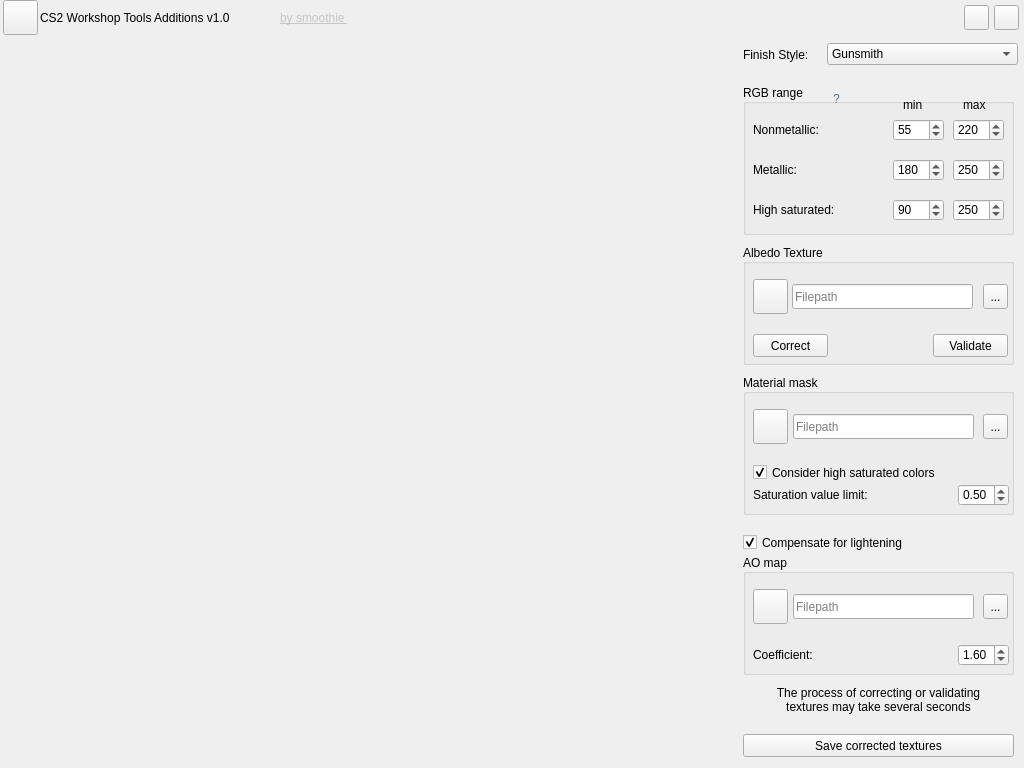
The window that UI/ui_form.ui (smoothie-ws/CS2-Workshop-Tools-Additions) describes before a commit, drawn with Qt 5.
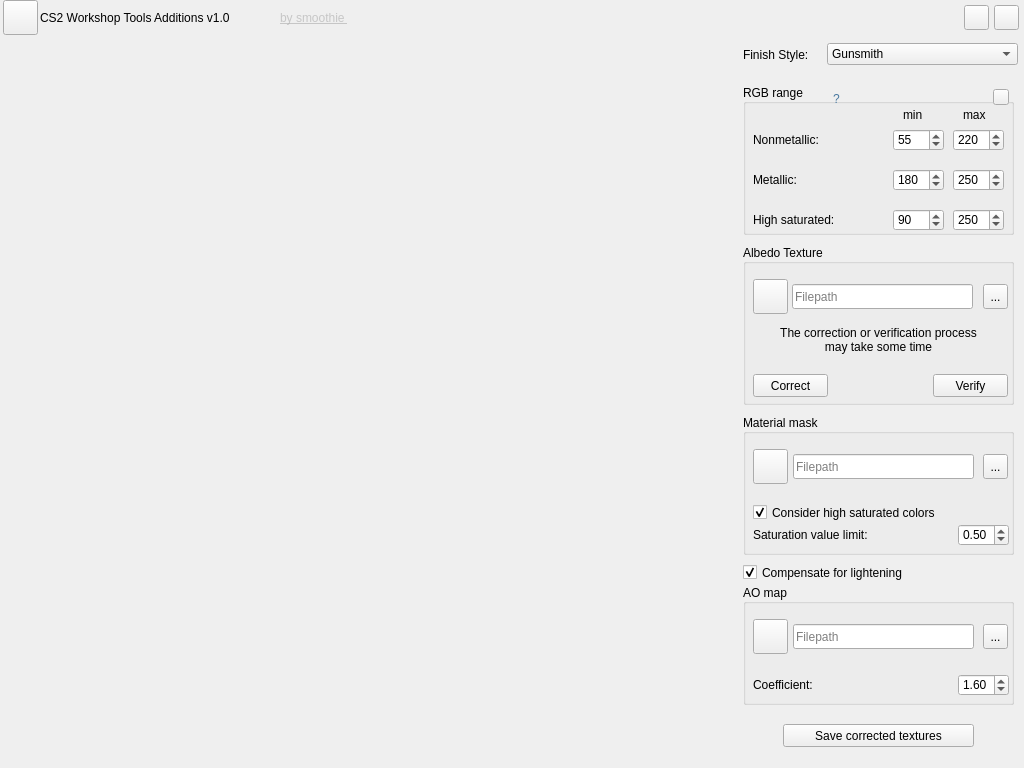
The same window after the commit. Icons and pictures are not drawn.

Patch:
```diff
--- a/UI/ui_form.ui
+++ b/UI/ui_form.ui
@@ -313,7 +313,7 @@
      <property name="geometry">
       <rect>
        <x>10</x>
-       <y>480</y>
+       <y>510</y>
        <width>271</width>
        <height>121</height>
       </rect>
@@ -480,7 +480,7 @@
       <property name="geometry">
        <rect>
         <x>10</x>
-        <y>35</y>
+        <y>45</y>
         <width>101</width>
         <height>21</height>
        </rect>
@@ -496,7 +496,7 @@
       <property name="geometry">
        <rect>
         <x>10</x>
-        <y>75</y>
+        <y>85</y>
         <width>111</width>
         <height>21</height>
        </rect>
@@ -512,7 +512,7 @@
       <property name="geometry">
        <rect>
         <x>10</x>
-        <y>115</y>
+        <y>125</y>
         <width>151</width>
         <height>21</height>
        </rect>
@@ -528,7 +528,7 @@
       <property name="geometry">
        <rect>
         <x>150</x>
-        <y>35</y>
+        <y>45</y>
         <width>51</width>
         <height>22</height>
        </rect>
@@ -547,7 +547,7 @@
       <property name="geometry">
        <rect>
         <x>160</x>
-        <y>10</y>
+        <y>20</y>
         <width>31</width>
         <height>21</height>
        </rect>
@@ -563,7 +563,7 @@
       <property name="geometry">
        <rect>
         <x>210</x>
-        <y>35</y>
+        <y>45</y>
         <width>51</width>
         <height>22</height>
        </rect>
@@ -582,7 +582,7 @@
       <property name="geometry">
        <rect>
         <x>220</x>
-        <y>10</y>
+        <y>20</y>
         <width>31</width>
         <height>21</height>
        </rect>
@@ -598,7 +598,7 @@
       <property name="geometry">
        <rect>
         <x>150</x>
-        <y>75</y>
+        <y>85</y>
         <width>51</width>
         <height>22</height>
        </rect>
@@ -617,7 +617,7 @@
       <property name="geometry">
        <rect>
         <x>210</x>
-        <y>75</y>
+        <y>85</y>
         <width>51</width>
         <height>22</height>
        </rect>
@@ -636,7 +636,7 @@
       <property name="geometry">
        <rect>
         <x>150</x>
-        <y>115</y>
+        <y>125</y>
         <width>51</width>
         <height>22</height>
        </rect>
@@ -655,7 +655,7 @@
       <property name="geometry">
        <rect>
         <x>210</x>
-        <y>115</y>
+        <y>125</y>
         <width>51</width>
         <height>22</height>
        </rect>
@@ -686,13 +686,51 @@
        <string>regularText</string>
       </property>
      </widget>
+     <widget class="QPushButton" name="revertButton">
+      <property name="geometry">
+       <rect>
+        <x>250</x>
+        <y>5</y>
+        <width>16</width>
+        <height>16</height>
+       </rect>
+      </property>
+      <property name="cursor">
+       <cursorShape>PointingHandCursor</cursorShape>
+      </property>
+      <property name="inputMethodHints">
+       <set>Qt::ImhHiddenText</set>
+      </property>
+      <property name="text">
+       <string/>
+      </property>
+      <property name="icon">
+       <iconset>
+        <normaloff>icons/revert_icon.png</normaloff>icons/revert_icon.png</iconset>
+      </property>
+      <property name="iconSize">
+       <size>
+        <width>16</width>
+        <height>16</height>
+       </size>
+      </property>
+      <property name="checked">
+       <bool>false</bool>
+      </property>
+      <property name="flat">
+       <bool>false</bool>
+      </property>
+      <property name="class" stdset="0">
+       <string>iconButton</string>
+      </property>
+     </widget>
     </widget>
     <widget class="QPushButton" name="saveButton">
      <property name="geometry">
       <rect>
-       <x>10</x>
-       <y>660</y>
-       <width>271</width>
+       <x>50</x>
+       <y>650</y>
+       <width>191</width>
        <height>23</height>
       </rect>
      </property>
@@ -706,36 +744,13 @@
       <string>mainButton</string>
      </property>
     </widget>
-    <widget class="QLabel" name="infoLabel">
-     <property name="geometry">
-      <rect>
-       <x>10</x>
-       <y>600</y>
-       <width>271</width>
-       <height>51</height>
-      </rect>
-     </property>
-     <property name="cursor">
-      <cursorShape>ArrowCursor</cursorShape>
-     </property>
-     <property name="text">
-      <string>The process of correcting or validating 
-textures may take several seconds</string>
-     </property>
-     <property name="alignment">
-      <set>Qt::AlignCenter</set>
-     </property>
-     <property name="class" stdset="0">
-      <string>regularText</string>
-     </property>
-    </widget>
     <widget class="QGroupBox" name="albedoGroup">
      <property name="geometry">
       <rect>
        <x>10</x>
        <y>170</y>
        <width>271</width>
-       <height>121</height>
+       <height>161</height>
       </rect>
      </property>
      <property name="title">
@@ -834,7 +849,7 @@
       <property name="geometry">
        <rect>
         <x>190</x>
-        <y>90</y>
+        <y>130</y>
         <width>75</width>
         <height>23</height>
        </rect>
@@ -843,7 +858,7 @@
        <cursorShape>PointingHandCursor</cursorShape>
       </property>
       <property name="text">
-       <string>Validate</string>
+       <string>Verify</string>
       </property>
       <property name="class" stdset="0">
        <string>regularButton</string>
@@ -853,7 +868,7 @@
       <property name="geometry">
        <rect>
         <x>10</x>
-        <y>90</y>
+        <y>130</y>
         <width>75</width>
         <height>23</height>
        </rect>
@@ -868,12 +883,38 @@
        <string>mainButton</string>
       </property>
      </widget>
+     <widget class="QLabel" name="infoLabel">
+      <property name="geometry">
+       <rect>
+        <x>0</x>
+        <y>60</y>
+        <width>271</width>
+        <height>71</height>
+       </rect>
+      </property>
+      <property name="cursor">
+       <cursorShape>ArrowCursor</cursorShape>
+      </property>
+      <property name="contextMenuPolicy">
+       <enum>Qt::PreventContextMenu</enum>
+      </property>
+      <property name="text">
+       <string>The correction or verification process 
+may take some time</string>
+      </property>
+      <property name="alignment">
+       <set>Qt::AlignCenter</set>
+      </property>
+      <property name="class" stdset="0">
+       <string>regularText</string>
+      </property>
+     </widget>
     </widget>
     <widget class="QGroupBox" name="metallicGroup">
      <property name="geometry">
       <rect>
        <x>10</x>
-       <y>300</y>
+       <y>340</y>
        <width>271</width>
        <height>141</height>
       </rect>
@@ -1035,7 +1076,7 @@
      <property name="geometry">
       <rect>
        <x>10</x>
-       <y>460</y>
+       <y>490</y>
        <width>231</width>
        <height>17</height>
       </rect>
```
Left out of the diff: 2 changed lines with no effect on the pictures.
